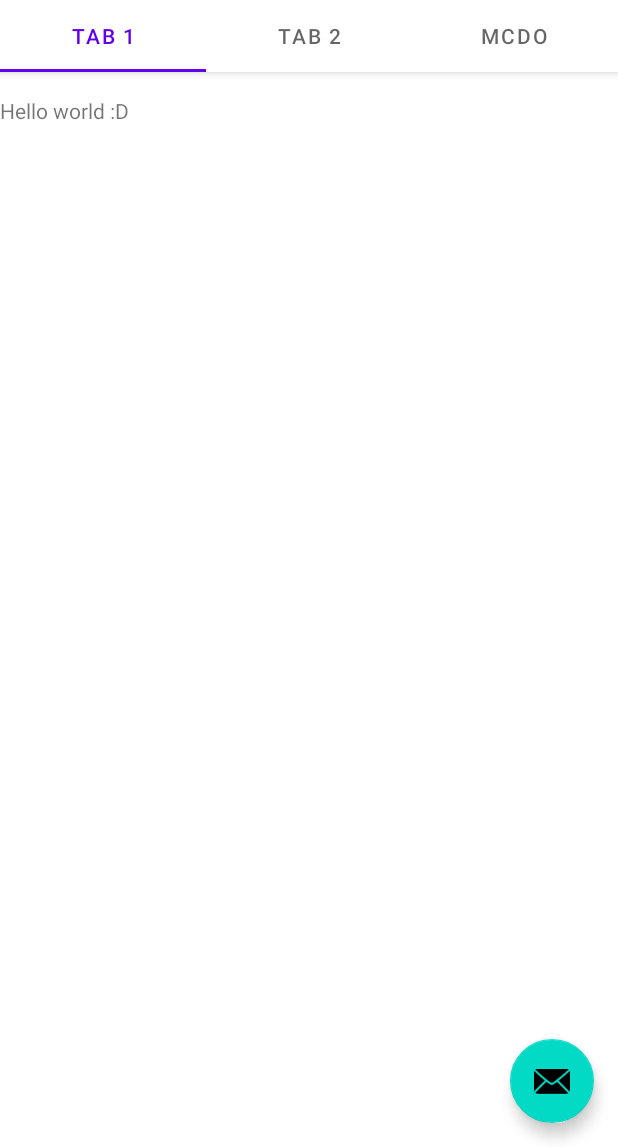
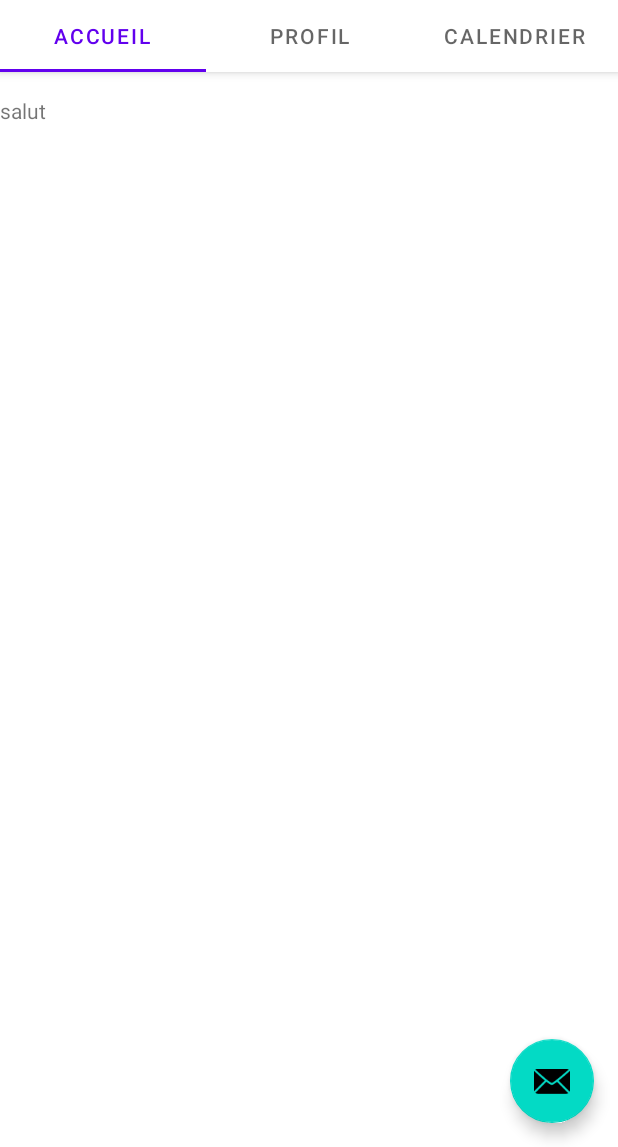
Before and after one commit to cyrilperier/Sportservice, an Android app: the screen it shows after launch (HomeActivity), on a phone screen of 412 x 824 dp, the part 89-1236 px from its top. Run offline under Robolectric (Android 15) with nearby library versions, the light colour scheme and no system bars; 1 statement that could not run was skipped.

Commit message:
amelioration tabs

```diff
--- a/app/build.gradle
+++ b/app/build.gradle
@@ -32,12 +32,17 @@ android {
     kotlinOptions {
         jvmTarget = '1.8'
     }
+    buildFeatures {
+        viewBinding true
+    }
 }
 
 dependencies {
 
     def room_version = "2.3.0"
 
+    implementation 'androidx.lifecycle:lifecycle-livedata-ktx:2.3.1'
+    implementation 'androidx.lifecycle:lifecycle-viewmodel-ktx:2.3.1'
 
     implementation 'androidx.core:core-ktx:1.6.0'
     implementation 'androidx.appcompat:appcompat:1.3.1'
--- a/app/src/main/res/layout/fragment_home1.xml
+++ b/app/src/main/res/layout/fragment_home1.xml
@@ -12,7 +12,7 @@
         android:layout_width="wrap_content"
         android:layout_height="wrap_content"
         android:layout_marginTop="@dimen/activity_vertical_margin"
-        android:text="Hello world :D"
+        android:text="salut"
         app:layout_constraintLeft_toLeftOf="parent"
         app:layout_constraintTop_toTopOf="@+id/constraintLayout"
         tools:layout_constraintLeft_creator="1"
--- a/app/src/main/res/values/strings.xml
+++ b/app/src/main/res/values/strings.xml
@@ -1,7 +1,8 @@
 <resources>
     <string name="app_name">Sport service</string>
     <string name="title_activity_home">HomeActivity</string>
-    <string name="tab_text_1">Tab 1</string>
-    <string name="tab_text_2">Tab 2</string>
-    <string name="Tab_3">McDO</string>
+    <string name="tab_text_1">Accueil</string>
+    <string name="tab_text_2">Profil</string>
+    <string name="Tab_3">Calendrier</string>
+    <string name="title_activity_main2">MainActivity2</string>
 </resources>
```
Also changed, not shown: app/src/main/AndroidManifest.xml (+11 -8 lines).
